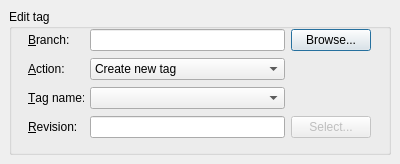
Before: the Qt Designer form ui/tag.ui in breezy-team/qbrz, drawn with Qt 5.
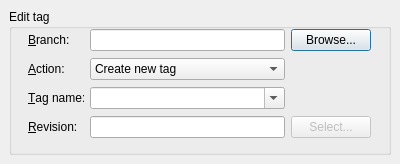
After: the same form once the commit is applied.

Commit message: qtag: clear tag name combobox when action changed

```diff
--- a/ui/tag.ui
+++ b/ui/tag.ui
@@ -112,7 +112,11 @@
         </widget>
        </item>
        <item row="2" column="1" >
-        <widget class="QComboBox" name="cb_tag" />
+        <widget class="QComboBox" name="cb_tag" >
+         <property name="editable" >
+          <bool>true</bool>
+         </property>
+        </widget>
        </item>
        <item row="3" column="0" >
         <widget class="QLabel" name="label_revision" >
```
The commit also changes 2 other files.
